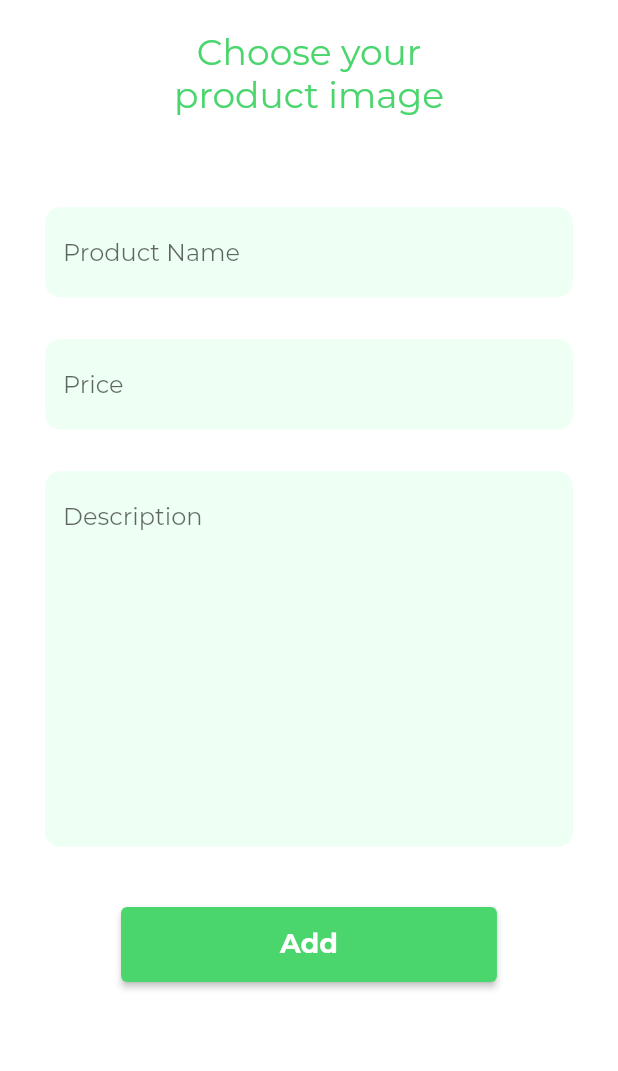
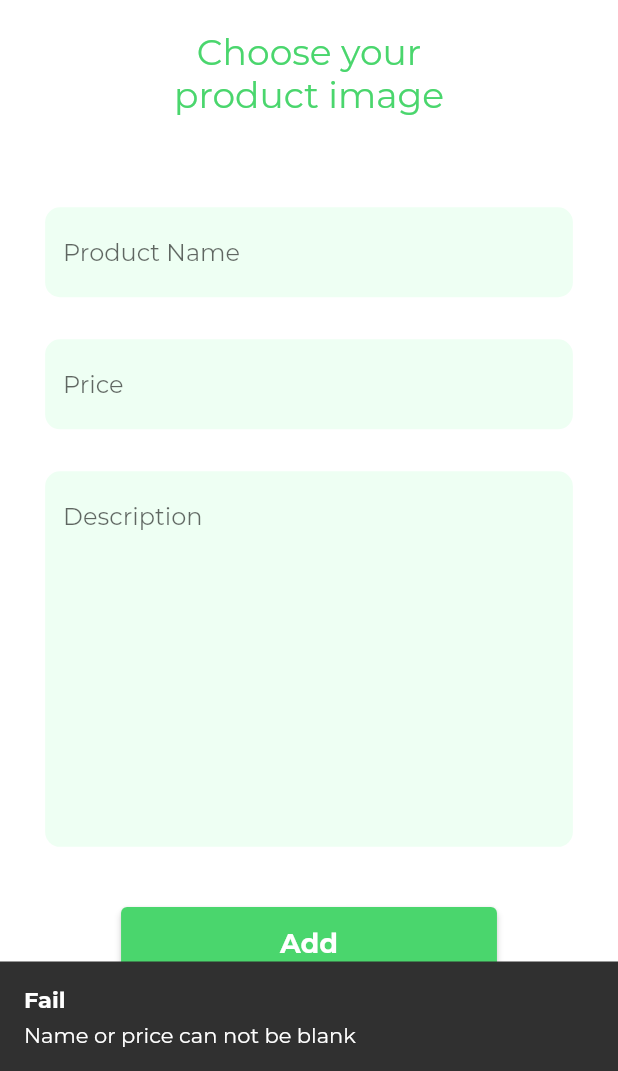
Before and after one commit to nxhung1610/flower-store, a Flutter app: the AddProductPage screen opened directly, scrolled down 116 dp, after a tap on "Add", on a phone screen of 412 x 824 dp, the part 165-1236 px from its top. Run offline on Flutter 3.47's test engine with Material 2 defaults, Android fonts, the phone set to English and light mode, and no system bars; drawn by our look-alikes of another_flushbar; our stand-ins replace bloc, cached_network_image, dio, equatable, flutter_bloc, flutter_screenutil and 4 more; missing offline and left inert: mime_type; accounts and stored records are empty; network calls fail; project files that could hold a hidden picture were left out.

Commit message:
[UPDATE] add product

```diff
--- a/lib/src/blocs/dashboard/add_product/add_product_event.dart
+++ b/lib/src/blocs/dashboard/add_product/add_product_event.dart
@@ -9,3 +9,18 @@ abstract class AddProductEvent extends Equatable {
 }
 
 class AddProductChooseImage extends AddProductEvent {}
+
+class AddProductAddNewProduct extends AddProductEvent {
+  final String name;
+  final Function(bool)? onComplete;
+  final String description;
+  final int basePrice;
+  AddProductAddNewProduct({
+    this.onComplete,
+    required this.name,
+    required this.description,
+    required this.basePrice,
+  });
+  @override
+  List<Object> get props => [name, description, basePrice];
+}
--- a/lib/src/blocs/dashboard/add_product/add_product_state.dart
+++ b/lib/src/blocs/dashboard/add_product/add_product_state.dart
@@ -1,24 +1,42 @@
+import 'dart:convert';
+
 import 'package:equatable/equatable.dart';
 import 'package:image_picker/image_picker.dart';
 
-abstract class AddProductState extends Equatable {
-  const AddProductState();
+class AddProductState extends Equatable {
+  final String image;
+  AddProductState({
+    this.image = '',
+  });
+
+  AddProductState copyWith({
+    String? image,
+  }) {
+    return AddProductState(
+      image: image ?? this.image,
+    );
+  }
+
+  Map<String, dynamic> toMap() {
+    return {
+      'image': image,
+    };
+  }
+
+  factory AddProductState.fromMap(Map<String, dynamic> map) {
+    return AddProductState(
+      image: map['image'],
+    );
+  }
+
+  String toJson() => json.encode(toMap());
+
+  factory AddProductState.fromJson(String source) =>
+      AddProductState.fromMap(json.decode(source));
 
   @override
-  List<Object> get props => [];
+  bool get stringify => true;
+
+  @override
+  List<Object> get props => [image];
 }
-
-class AddProductInitState extends AddProductState {}
-
-class AddProductPickImageInitial extends AddProductState {}
-
-class AddProductChooseImageSuccess extends AddProductState {
-  final XFile image;
-
-  AddProductChooseImageSuccess({required this.image});
-  @override
-  // TODO: implement props
-  List<Object> get props => [this.image];
-}
-
-class AddProductChooseImageFail extends AddProductState {}
--- a/lib/src/screens/dashboard/home/add_product_page.dart
+++ b/lib/src/screens/dashboard/home/add_product_page.dart
@@ -1,5 +1,6 @@
 import 'dart:io';
 
+import 'package:another_flushbar/flushbar.dart';
 import 'package:flower_store/src/blocs/dashboard/add_product/add_product_bloc.dart';
 import 'package:flower_store/src/blocs/dashboard/add_product/add_product_event.dart';
 import 'package:flower_store/src/blocs/dashboard/add_product/add_product_helper.dart';
@@ -13,6 +14,10 @@ import 'package:flutter_screenutil/flutter_screenutil.dart';
 import 'package:flutter_svg/flutter_svg.dart';
 
 class AddProductPage extends StatelessWidget {
+  final _nameTextController = TextEditingController();
+  final _priceTextController = TextEditingController();
+  final _descriptionTextController = TextEditingController();
+
   @override
   Widget build(BuildContext context) {
     return Scaffold(
@@ -40,7 +45,7 @@ class AddProductPage extends StatelessWidget {
                     .add(AddProductChooseImage()),
                 child: BlocBuilder<AddProductBloc, AddProductState>(
                   builder: (context, state) {
-                    return state is AddProductChooseImageSuccess
+                    return state.image != ""
                         ? SizedBox(
                             width: 260,
                             height: 190,
@@ -50,7 +55,7 @@ class AddProductPage extends StatelessWidget {
                                 fit: BoxFit.fill,
                                 child: Image.file(
                                   File(
-                                    state.image.path,
+                                    state.image,
                                   ),
                                 ),
                               ),
@@ -80,6 +85,7 @@ class AddProductPage extends StatelessWidget {
               ),
               SizedBox(height: 60.h),
               TextField(
+                controller: _nameTextController,
                 cursorColor: AppColors.color8,
                 style: AppTextStyle.paragraph.copyWith(color: AppColors.color8),
                 decoration: InputDecoration(
@@ -93,6 +99,7 @@ class AddProductPage extends StatelessWidget {
               ),
               SizedBox(height: 28.h),
               TextField(
+                controller: _priceTextController,
                 keyboardType: TextInputType.number,
                 cursorColor: AppColors.color8,
                 style: AppTextStyle.paragraph.copyWith(color: AppColors.color8),
@@ -113,6 +120,7 @@ class AddProductPage extends StatelessWidget {
                 ),
                 constraints: BoxConstraints(minHeight: 250.h),
                 child: TextField(
+                  controller: _descriptionTextController,
                   maxLines: null,
                   maxLength: 500,
                   keyboardType: TextInputType.multiline,
@@ -139,7 +147,40 @@ class AddProductPage extends StatelessWidget {
                     style: ButtonStyle(
                         backgroundColor:
                             MaterialStateProperty.all<Color>(AppColors.color2)),
-                    onPressed: () {},
+                    onPressed: () {
+                      if (_nameTextController.text.isEmpty ||
+                          _priceTextController.text.isEmpty) {
+                        Flushbar(
+                          title: "Fail",
+                          message: "Name or price can not be blank",
+                          duration: Duration(seconds: 3),
+                        ).show(context);
+                      } else
+                        BlocProvider.of<AddProductBloc>(context).add(
+                          AddProductAddNewProduct(
+                            onComplete: (isSucesss) async {
+                              if (isSucesss == true) {
+                                await Flushbar(
+                                  title: "Success",
+                                  message: "Product uploaded",
+                                  duration: Duration(seconds: 3),
+                                ).show(context);
+                                Navigator.pop(context, true);
+                              } else {
+                                await Flushbar(
+                                  title: "Fail",
+                                  message:
+                                      "Upload product fail( Image must be jpeg , jpg or png) ",
+                                  duration: Duration(seconds: 3),
+                                ).show(context);
+                              }
+                            },
+                            name: _nameTextController.text,
+                            description: _descriptionTextController.text,
+                            basePrice: int.parse(_priceTextController.text),
+                          ),
+                        );
+                    },
                     child: Text(
                       "Add",
                       style: AppTextStyle.header5.copyWith(
--- a/pubspec.yaml
+++ b/pubspec.yaml
@@ -38,6 +38,8 @@ dependencies:
   http: ^0.13.4
   image_picker: ^0.8.4+4
   dio: ^4.0.4
+  another_flushbar: ^1.10.26
+  mime_type: ^1.0.0
 
 dev_dependencies:
   flutter_test:
```
Also changed, not shown: lib/src/blocs/dashboard/add_product/add_product_bloc.dart (+21 -4 lines), lib/src/screens/dashboard/home/home_page.dart (+8 -3 lines), lib/src/services/product/product_provider.dart (+13 -0 lines), lib/src/services/product/product_repository.dart (+34 -0 lines), pubspec.lock.
